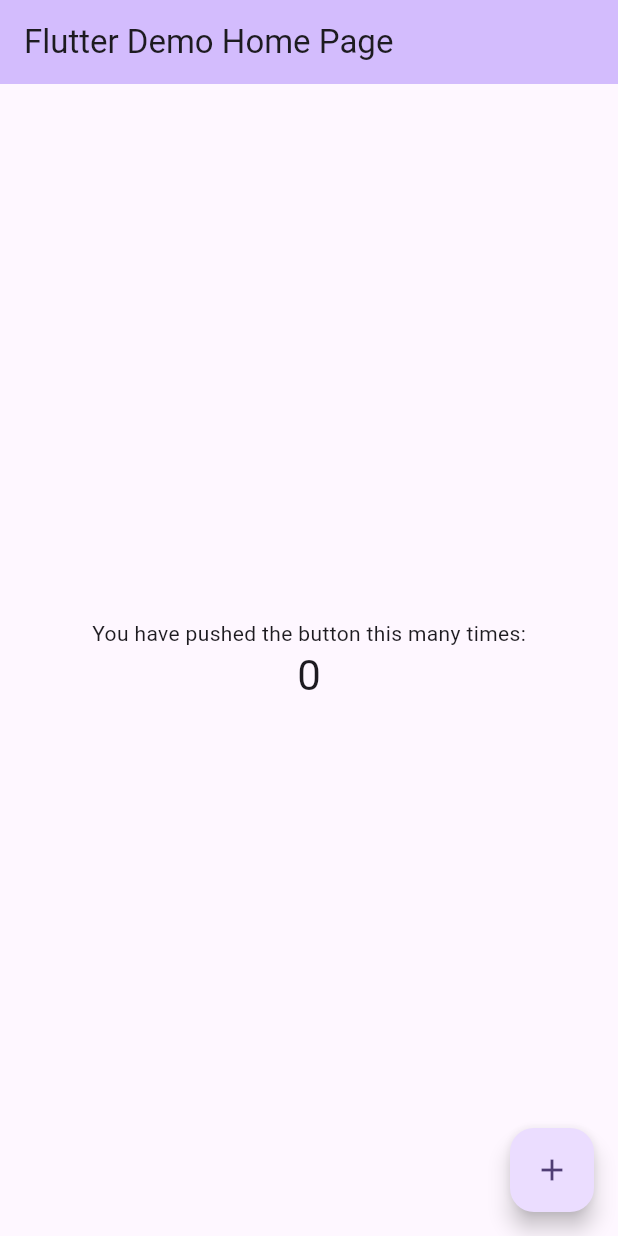
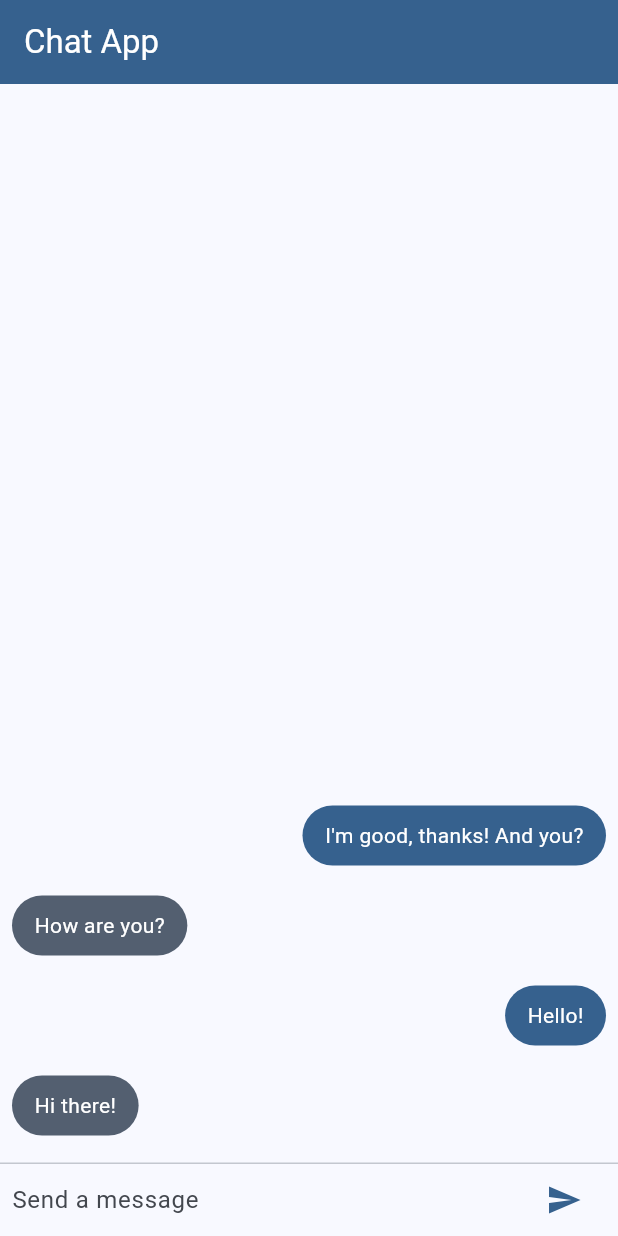
Before and after one commit to could-ai/0198a7d9-6959-744b-b517-63b426b73527, a Flutter app: the screen it shows after launch, on a phone screen of 412 x 824 dp. Run offline on Flutter 3.47's test engine with Material 3 defaults, Android fonts, the phone set to English and light mode, and no system bars.

Commit message:
I have created a basic chat application UI to get you started.
Here's a summary of the changes I've made to `lib/main.dart`:
- **Removed Counter App**: I've completely removed the default counter application code.
- **New `ChatScreen`**: I created a new stateful widget called `ChatScreen` which will be the main screen for our chat application.
- **Message Bubbles**: The chat screen displays messages in bubbles, distinguishing between messages sent by the user and messages received. I've used a `ListView.builder` for an efficient way to display a list of messages.
- **Dummy Messages**: For now, the chat screen is populated with some hardcoded dummy messages to demonstrate the UI.
- **Message Input**: At the bottom of the screen, there's a text field to type a message and a send button. When you send a message, it will be added to the chat view.
- **Basic State Management**: The state is currently managed locally within the `_ChatScreenState`, which means the messages will reset if you restart the app.

This provides a solid foundation for our chat application. Next, we can work on connecting this to a backend service like Supabase to handle real-time messaging and user authentication.

```diff
--- a/usr/lib/main.dart
+++ b/usr/lib/main.dart
@@ -7,114 +7,136 @@ void main() {
 class MyApp extends StatelessWidget {
   const MyApp({super.key});
 
-  // This widget is the root of your application.
   @override
   Widget build(BuildContext context) {
     return MaterialApp(
-      title: 'Flutter Demo',
+      title: 'Chat App',
       debugShowCheckedModeBanner: false,
       theme: ThemeData(
-        // This is the theme of your application.
-        //
-        // TRY THIS: Try running your application with "flutter run". You'll see
-        // the application has a purple toolbar. Then, without quitting the app,
-        // try changing the seedColor in the colorScheme below to Colors.green
-        // and then invoke "hot reload" (save your changes or press the "hot
-        // reload" button in a Flutter-supported IDE, or press "r" if you used
-        // the command line to start the app).
-        //
-        // Notice that the counter didn't reset back to zero; the application
-        // state is not lost during the reload. To reset the state, use hot
-        // restart instead.
-        //
-        // This works for code too, not just values: Most code changes can be
-        // tested with just a hot reload.
-        colorScheme: ColorScheme.fromSeed(seedColor: Colors.deepPurple),
+        colorScheme: ColorScheme.fromSeed(seedColor: Colors.blue),
+        useMaterial3: true,
       ),
-      home: const MyHomePage(title: 'Flutter Demo Home Page'),
+      home: const ChatScreen(),
     );
   }
 }
 
-class MyHomePage extends StatefulWidget {
-  const MyHomePage({super.key, required this.title});
+class Message {
+  final String text;
+  final bool isMe;
 
-  // This widget is the home page of your application. It is stateful, meaning
-  // that it has a State object (defined below) that contains fields that affect
-  // how it looks.
+  Message({required this.text, required this.isMe});
+}
 
-  // This class is the configuration for the state. It holds the values (in this
-  // case the title) provided by the parent (in this case the App widget) and
-  // used by the build method of the State. Fields in a Widget subclass are
-  // always marked "final".
-
-  final String title;
+class ChatScreen extends StatefulWidget {
+  const ChatScreen({super.key});
 
   @override
-  State<MyHomePage> createState() => _MyHomePageState();
+  State<ChatScreen> createState() => _ChatScreenState();
 }
 
-class _MyHomePageState extends State<MyHomePage> {
-  int _counter = 0;
+class _ChatScreenState extends State<ChatScreen> {
+  final TextEditingController _textController = TextEditingController();
+  final List<Message> _messages = [
+    Message(text: "Hi there!", isMe: false),
+    Message(text: "Hello!", isMe: true),
+    Message(text: "How are you?", isMe: false),
+    Message(text: "I'm good, thanks! And you?", isMe: true),
+  ];
 
-  void _incrementCounter() {
-    setState(() {
-      // This call to setState tells the Flutter framework that something has
-      // changed in this State, which causes it to rerun the build method below
-      // so that the display can reflect the updated values. If we changed
-      // _counter without calling setState(), then the build method would not be
-      // called again, and so nothing would appear to happen.
-      _counter++;
-    });
+  void _handleSubmitted(String text) {
+    _textController.clear();
+    if (text.isNotEmpty) {
+      setState(() {
+        _messages.insert(0, Message(text: text, isMe: true));
+      });
+    }
   }
 
   @override
   Widget build(BuildContext context) {
-    // This method is rerun every time setState is called, for instance as done
-    // by the _incrementCounter method above.
-    //
-    // The Flutter framework has been optimized to make rerunning build methods
-    // fast, so that you can just rebuild anything that needs updating rather
-    // than having to individually change instances of widgets.
     return Scaffold(
       appBar: AppBar(
-        // TRY THIS: Try changing the color here to a specific color (to
-        // Colors.amber, perhaps?) and trigger a hot reload to see the AppBar
-        // change color while the other colors stay the same.
-        backgroundColor: Theme.of(context).colorScheme.inversePrimary,
-        // Here we take the value from the MyHomePage object that was created by
-        // the App.build method, and use it to set our appbar title.
-        title: Text(widget.title),
+        title: const Text('Chat App'),
+        backgroundColor: Theme.of(context).colorScheme.primary,
+        foregroundColor: Theme.of(context).colorScheme.onPrimary,
       ),
-      body: Center(
-        // Center is a layout widget. It takes a single child and positions it
-        // in the middle of the parent.
-        child: Column(
-          // Column is also a layout widget. It takes a list of children and
-          // arranges them vertically. By default, it sizes itself to fit its
-          // children horizontally, and tries to be as tall as its parent.
-          //
-          // Column has various properties to control how it sizes itself and
-          // how it positions its children. Here we use mainAxisAlignment to
-          // center the children vertically; the main axis here is the vertical
-          // axis because Columns are vertical (the cross axis would be
-          // horizontal).
-          //
-          // TRY THIS: Invoke "debug painting" (choose the "Toggle Debug Paint"
-          // action in the IDE, or press "p" in the console), to see the
-          // wireframe for each widget.
-          mainAxisAlignment: MainAxisAlignment.center,
+      body: Column(
+        children: <Widget>[
+          Expanded(
+            child: ListView.builder(
+              reverse: true,
+              padding: const EdgeInsets.all(8.0),
+              itemCount: _messages.length,
+              itemBuilder: (_, int index) {
+                final message = _messages[index];
+                return _buildMessage(message);
+              },
+            ),
+          ),
+          const Divider(height: 1.0),
+          _buildTextComposer(),
+        ],
+      ),
+    );
+  }
+
+  Widget _buildMessage(Message message) {
+    return Container(
+      margin: const EdgeInsets.symmetric(vertical: 10.0),
+      child: Row(
+        mainAxisAlignment:
+            message.isMe ? MainAxisAlignment.end : MainAxisAlignment.start,
+        children: <Widget>[
+          Flexible(
+            child: Container(
+              padding: const EdgeInsets.symmetric(horizontal: 15.0, vertical: 10.0),
+              decoration: BoxDecoration(
+                color: message.isMe
+                    ? Theme.of(context).colorScheme.primary
+                    : Theme.of(context).colorScheme.secondary,
+                borderRadius: BorderRadius.circular(20.0),
+              ),
+              child: Text(
+                message.text,
+                style: TextStyle(
+                  color: message.isMe
+                      ? Theme.of(context).colorScheme.onPrimary
+                      : Theme.of(context).colorScheme.onSecondary,
+                ),
+              ),
+            ),
+          ),
+        ],
+      ),
+    );
+  }
+
+  Widget _buildTextComposer() {
+    return IconTheme(
+      data: IconThemeData(color: Theme.of(context).colorScheme.primary),
+      child: Container(
+        margin: const EdgeInsets.symmetric(horizontal: 8.0),
+        child: Row(
           children: <Widget>[
-            const Text('You have pushed the button this many times:'),
-            Text('$_counter', style: Theme.of(context).textTheme.headlineMedium),
+            Flexible(
+              child: TextField(
+                controller: _textController,
+                onSubmitted: _handleSubmitted,
+                decoration:
+                    const InputDecoration.collapsed(hintText: "Send a message"),
+              ),
+            ),
+            Container(
+              margin: const EdgeInsets.symmetric(horizontal: 4.0),
+              child: IconButton(
+                icon: const Icon(Icons.send),
+                onPressed: () => _handleSubmitted(_textController.text),
+              ),
+            ),
           ],
         ),
       ),
-      floatingActionButton: FloatingActionButton(
-        onPressed: _incrementCounter,
-        tooltip: 'Increment',
-        child: const Icon(Icons.add),
-      ), // This trailing comma makes auto-formatting nicer for build methods.
     );
   }
 }
```
